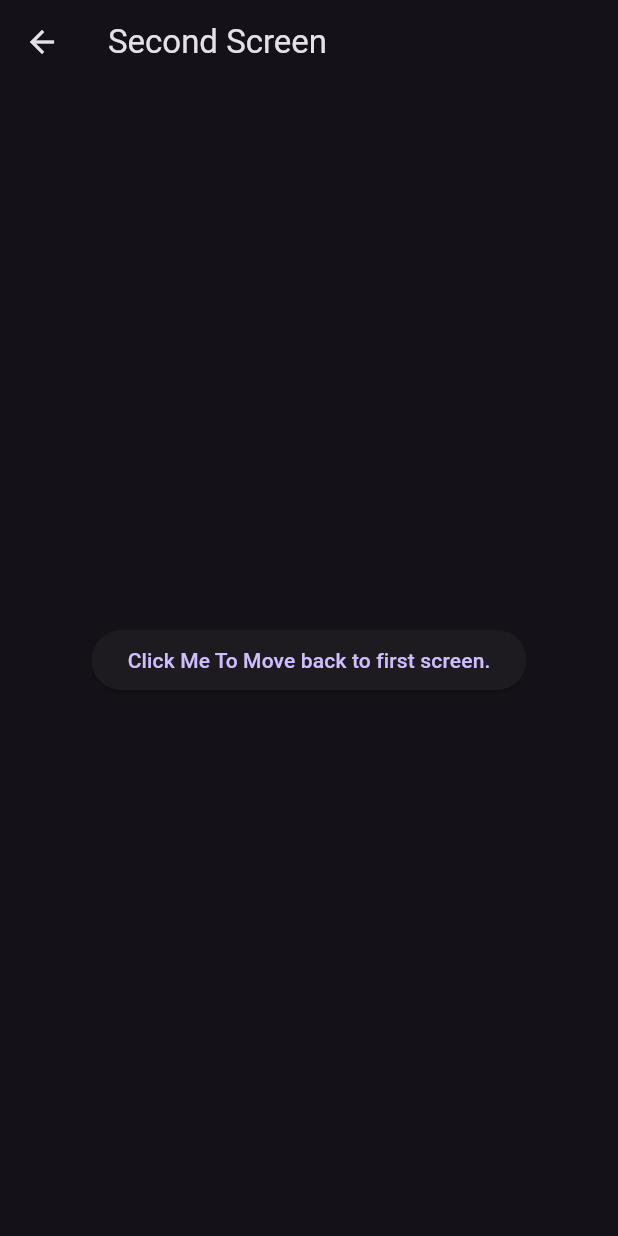
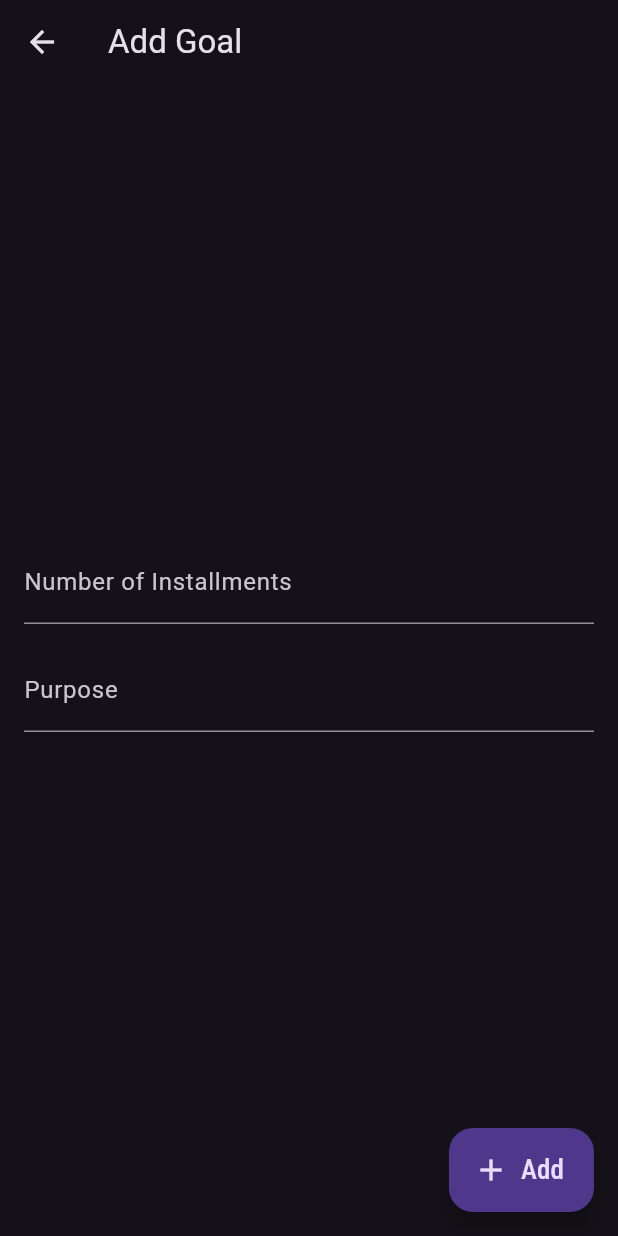
Before and after one commit to shashankdaima/fello-assignment, a Flutter app: the screen it shows after launch, in the side drawer, after a tap on "Add New Goal", on a phone screen of 412 x 824 dp. Run offline on Flutter 3.47's test engine with Material 3 defaults, Android fonts, the phone set to English and light mode, and no system bars; our stand-ins replace auto_route, floor, flutter_riverpod, flutter_svg, fluttertoast, freezed_annotation and 4 more; accounts and stored records are empty; generated files the repository leaves out were written again; project files that could hold a hidden picture were left out.

Commit message:
second screen route and form working

```diff
--- a/lib/main.dart
+++ b/lib/main.dart
@@ -6,7 +6,6 @@ import 'core/app_router.gr.dart';
 
 void main() async {
   WidgetsFlutterBinding.ensureInitialized();
-  await $FloorAppDatabase.databaseBuilder('app_database.db').build();
   runApp(const ProviderScope(child: MyApp()));
 }
 
--- a/lib/presentation/common_ui/drawer_layout.dart
+++ b/lib/presentation/common_ui/drawer_layout.dart
@@ -46,7 +46,7 @@ class DrawerLayout extends ConsumerWidget {
             padding: const EdgeInsets.symmetric(vertical: 4.0, horizontal: 12),
             child: FloatingActionButton.extended(
               onPressed: () {
-                AutoRouter.of(context).push(const SecondRoute());
+                AutoRouter.of(context).push(SecondRoute());
               },
               icon: const Icon(Icons.add),
               label: Text(
--- a/lib/presentation/first_screen/first_screen.dart
+++ b/lib/presentation/first_screen/first_screen.dart
@@ -39,7 +39,7 @@ class FirstScreen extends ConsumerWidget {
           break;
         case FirstScreenVmStatus.loaded:
           logger.d('Status is loaded');
-          AutoRouter.of(context).push(const SecondRoute());
+          AutoRouter.of(context).push(SecondRoute());
           break;
         default:
           logger.d('Unknown status');
--- a/lib/presentation/first_screen/first_screen_vm.dart
+++ b/lib/presentation/first_screen/first_screen_vm.dart
@@ -19,18 +19,16 @@ part 'first_screen_vm.freezed.dart';
 
 final firstScreenVmProvider =
     StateNotifierProvider.autoDispose<FirstScreenVm, FirstScreenVmState>(
-        ((ref) => FirstScreenVm(ref: ref, database: ref.read(appDbProvider))));
+        ((ref) => FirstScreenVm(ref: ref)));
 
 class FirstScreenVm extends StateNotifier<FirstScreenVmState> {
   final StateNotifierProviderRef ref;
   late Logger logger;
-  final Future<AppDatabase> database;
-  late StreamSubscription databaseSubscription;
 
-  FirstScreenVm({required this.ref, required this.database})
-      : super(const FirstScreenVmState()) {
+  FirstScreenVm({
+    required this.ref,
+  }) : super(const FirstScreenVmState()) {
     logger = ref.read(loggerProvider);
-    loadValues();
   }
   // void onScreenChangeButtonClicked() async {
   //   state = state.copyWith(status: FirstScreenVmStatus.loading);
@@ -50,21 +48,6 @@ class FirstScreenVm extends StateNotifier<FirstScreenVmState> {
   //     // this either loaded, or initial.
   //   }
   // }
-  loadValues() async {
-    // debugPrint((await(await database).reservationDao.getAllReservations()).length.toString());
-    final listOfReservation = (await database).taskDao.getAllTask();
-
-    databaseSubscription = listOfReservation.listen((reservations) {
-      debugPrint(reservations.length.toString());
-      state = state.copyWith(tasks: reservations);
-    });
-  }
-
-  @override
-  void dispose() {
-    databaseSubscription.cancel();
-    super.dispose();
-  }
 
   void addTask() async {}
 }
--- a/lib/presentation/second_screen/second_screen.dart
+++ b/lib/presentation/second_screen/second_screen.dart
@@ -2,24 +2,59 @@ import 'package:auto_route/auto_route.dart';
 import 'package:flutter/material.dart';
 import 'package:flutter_riverpod/flutter_riverpod.dart';
 import 'package:flutter_template/core/app_router.gr.dart';
+import 'package:google_fonts/google_fonts.dart';
 
 class SecondScreen extends ConsumerWidget {
-  const SecondScreen({super.key});
+  SecondScreen({super.key});
+  final TextEditingController purposeController = TextEditingController();
+  final TextEditingController installmentsController = TextEditingController();
 
   @override
   Widget build(BuildContext context, WidgetRef ref) {
     return Scaffold(
       appBar: AppBar(
-        title: const Text("Second Screen"),
+        title: const Text('Add Goal'),
       ),
-      body: Center(
-          child: ElevatedButton(
+      body: Padding(
+        padding: const EdgeInsets.all(16.0),
+        child: Column(
+          mainAxisAlignment: MainAxisAlignment.center,
+          children: [
+            TextField(
+              controller: purposeController,
+              decoration: const InputDecoration(
+                labelText: 'Number of Installments',
+              ),
+              keyboardType: TextInputType.number,
+            ),
+            const SizedBox(height: 16.0),
+            TextField(
+              controller: installmentsController,
+              decoration: const InputDecoration(
+                labelText: 'Purpose',
+              ),
+            ),
+            const SizedBox(height: 32.0),
+          ],
+        ),
+      ),
+      floatingActionButton: FloatingActionButton.extended(
         onPressed: () {
-          AutoRouter.of(context).pop();
+          try {
+            String installments = installmentsController.text.trim();
+            String purpose = purposeController.text.trim();
+            print("$installments, ${int.tryParse(purpose.trim())}");
+          } catch (e) {
+            print('Error: Invalid input. Please enter valid values.');
+          }
         },
-        child: const Text(
-            'Click Me To Move back to first screen.'), // The text displayed on the button
-      )),
+        icon: const Icon(Icons.add),
+        label: Text(
+          'Add',
+          style: GoogleFonts.robotoCondensed(
+              fontSize: 18.0, fontWeight: FontWeight.w500),
+        ),
+      ),
     );
   }
 }
--- a/lib/services/db_services/entities/task_entity.dart
+++ b/lib/services/db_services/entities/task_entity.dart
@@ -6,7 +6,6 @@ import 'package:flutter_template/services/db_services/entities/time_base_entity.
 class TaskEntity extends TimeBaseEntity {
   @PrimaryKey(autoGenerate: true)
   final int id;
-
   final String title;
   final double progress;
   final int stage;
```
